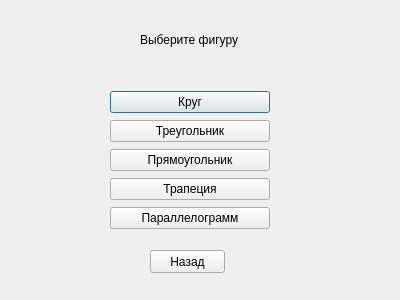
momooshi/GeometryAssistance, file Demo/figurechoice.ui: the form before one commit.
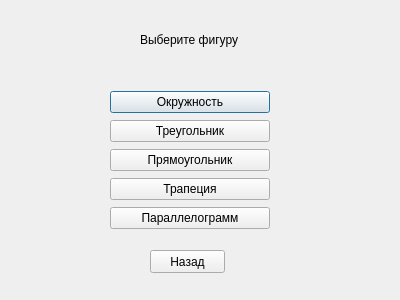
The form after the commit.

What changed in the file:
```diff
--- a/Demo/figurechoice.ui
+++ b/Demo/figurechoice.ui
@@ -26,7 +26,7 @@
     <item>
      <widget class="QPushButton" name="pushButton">
       <property name="text">
-       <string>Круг</string>
+       <string>Окружность</string>
       </property>
      </widget>
     </item>
```
